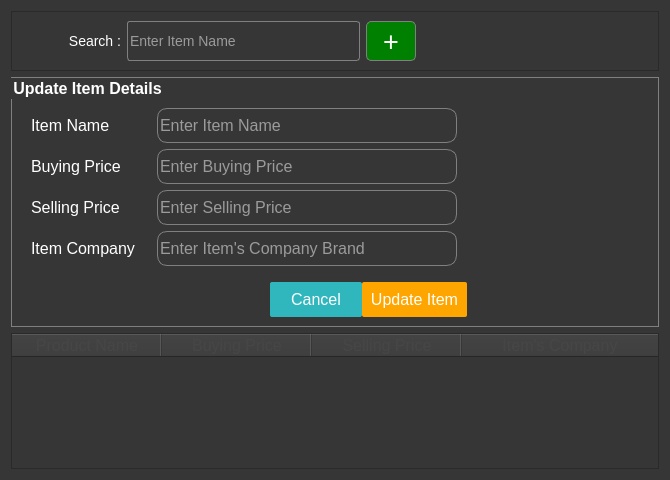
Before: the Qt Designer form msale/forms/updateitemdialog.ui in allankoechke/Msale-Point-Of-Sale-Application, drawn with Qt 5.
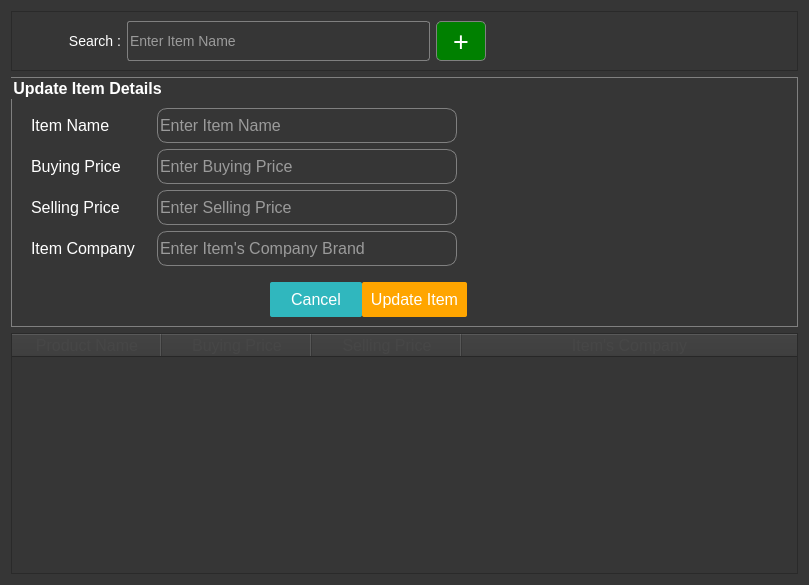
After: the same form once the commit is applied.

What changed in the file:
```diff
--- a/msale/forms/updateitemdialog.ui
+++ b/msale/forms/updateitemdialog.ui
@@ -6,14 +6,14 @@
    <rect>
     <x>0</x>
     <y>0</y>
-    <width>670</width>
-    <height>480</height>
+    <width>809</width>
+    <height>585</height>
    </rect>
   </property>
   <property name="minimumSize">
    <size>
-    <width>670</width>
-    <height>480</height>
+    <width>800</width>
+    <height>550</height>
    </size>
   </property>
   <property name="windowTitle">
@@ -21,7 +21,7 @@
   </property>
   <property name="styleSheet">
    <string notr="true">*{
-background-color:rgba(54,54,54);
+background-color:rgb(54,54,54);
 color: white;
 font: 12pt ;
 
```
